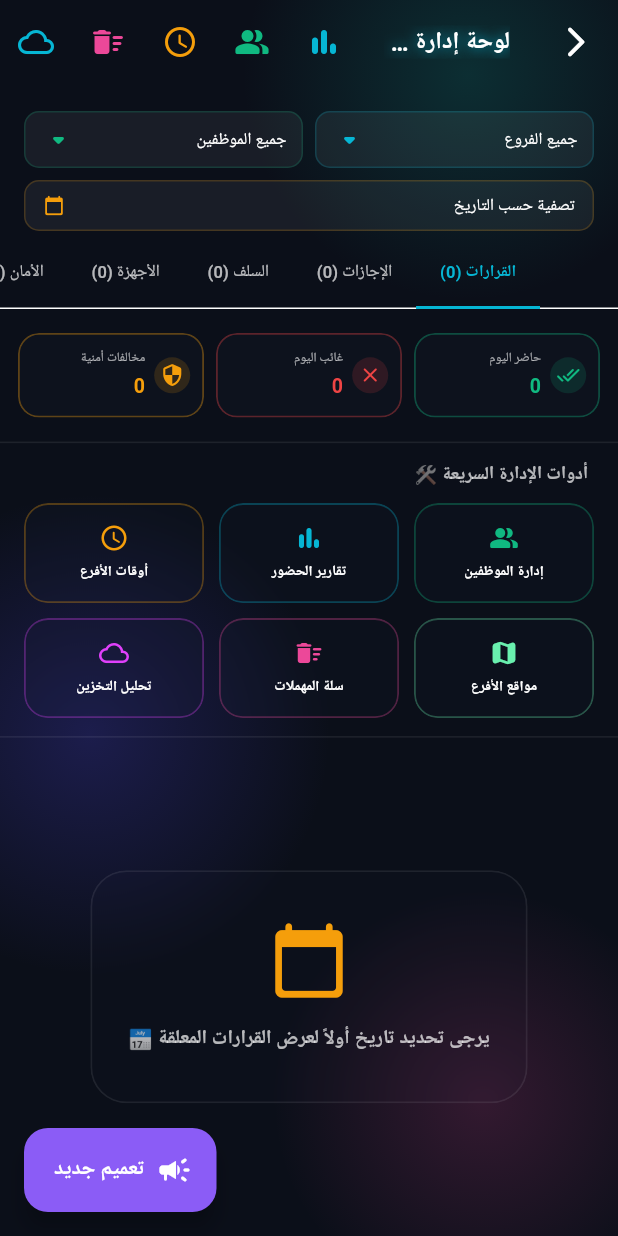
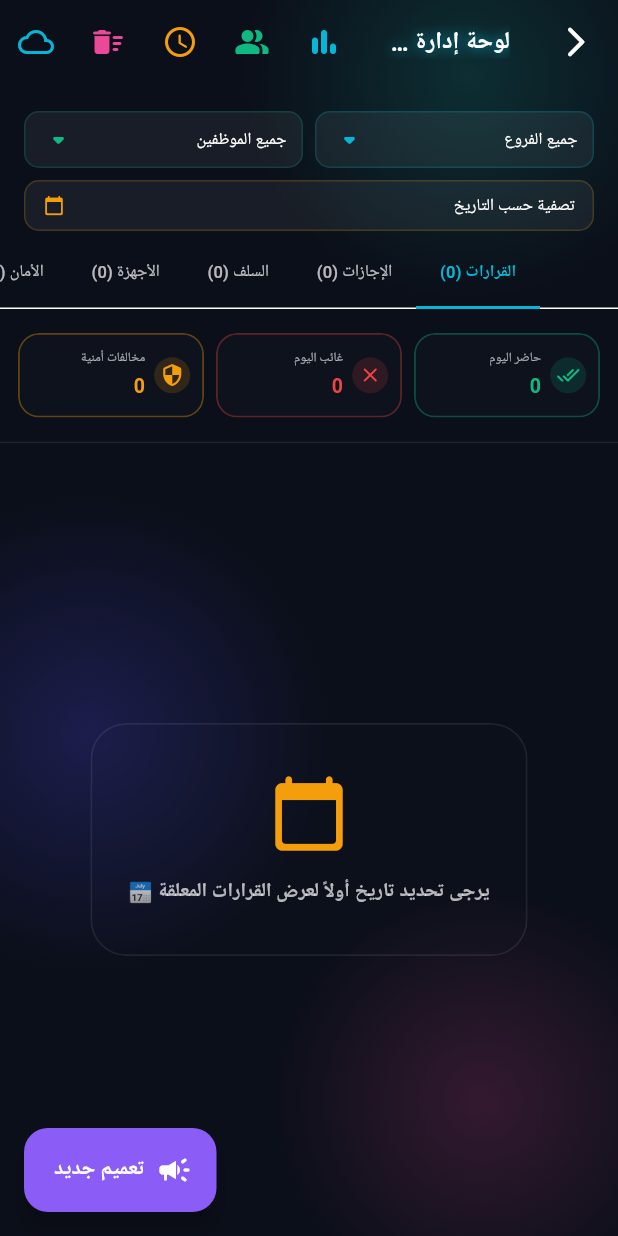
Before and after one commit to hussein1994ayad/HR.Batra, a Flutter app: the AdminDashboardScreen screen opened by its route, on a phone screen of 412 x 824 dp. Run offline on Flutter 3.47's test engine with Material 3 defaults, Android fonts, the phone set to English and light mode, and no system bars; our stand-ins replace audioplayers, device_info_plus, firebase_core, firebase_messaging, flutter_image_compress, flutter_local_notifications and 11 more; accounts and stored records are empty; Roboto replaces fonts that are missing (Cairo).

Commit message:
design: remove quick actions grid from admin dashboard

```diff
--- a/mobile/lib/presentation/employee/admin_dashboard_screen.dart
+++ b/mobile/lib/presentation/employee/admin_dashboard_screen.dart
@@ -907,10 +907,7 @@ class _AdminDashboardScreenState extends State<AdminDashboardScreen> with Single
                     // 1. الإحصائيات الأفقية السريعة
                     _buildHeaderStats(isDark),
 
-                    // 2. شبكة أدوات الإدارة السريعة
-                    _buildQuickActionsGrid(isDark),
-
-                    // 3. صفحات التبويبات الفعالة
+                    // 2. صفحات التبويبات الفعالة
                     Expanded(
                       child: TabBarView(
                         controller: _tabController,
@@ -930,115 +927,7 @@ class _AdminDashboardScreenState extends State<AdminDashboardScreen> with Single
     );
   }
 
-  // شبكة أدوات الإدارة السريعة بتصميم زجاجي متطور لسهولة الوصول
-  Widget _buildQuickActionsGrid(bool isDark) {
-    final actions = [
-      {
-        'title': 'إدارة الموظفين',
-        'icon': Icons.people_alt_rounded,
-        'color': AppTheme.successGreen,
-        'route': AppRoutes.adminEmployeeManagement,
-      },
-      {
-        'title': 'تقارير الحضور',
-        'icon': Icons.bar_chart_rounded,
-        'color': AppTheme.neonCyan,
-        'route': AppRoutes.adminAttendanceReport,
-      },
-      {
-        'title': 'أوقات الأفرع',
-        'icon': Icons.schedule_rounded,
-        'color': AppTheme.warningOrange,
-        'route': AppRoutes.adminBranchSchedule,
-      },
-      {
-        'title': 'مواقع الأفرع',
-        'icon': Icons.map_rounded,
-        'color': Colors.greenAccent,
-        'route': AppRoutes.adminBranchManagement,
-      },
-      {
-        'title': 'سلة المهملات',
-        'icon': Icons.delete_sweep_rounded,
-        'color': AppTheme.neonPink,
-        'route': AppRoutes.adminTrash,
-      },
-      {
-        'title': 'تحليل التخزين',
-        'icon': Icons.cloud_queue_rounded,
-        'color': Colors.purpleAccent,
-        'route': AppRoutes.adminStorage,
-      },
-    ];
-
-    return Container(
-      padding: const EdgeInsets.symmetric(horizontal: 16, vertical: 12),
-      decoration: BoxDecoration(
-        border: Border(bottom: BorderSide(color: Colors.white.withOpacity(0.08))),
-      ),
-      child: Column(
-        crossAxisAlignment: CrossAxisAlignment.start,
-        children: [
-          const Padding(
-            padding: EdgeInsets.only(bottom: 10, right: 4),
-            child: Text(
-              'أدوات الإدارة السريعة 🛠️',
-              style: TextStyle(
-                fontFamily: 'Cairo',
-                fontSize: 12,
-                fontWeight: FontWeight.bold,
-                color: Colors.white70,
-              ),
-            ),
-          ),
-          GridView.builder(
-            shrinkWrap: true,
-            physics: const NeverScrollableScrollPhysics(),
-            gridDelegate: const SliverGridDelegateWithFixedCrossAxisCount(
-              crossAxisCount: 3,
-              mainAxisSpacing: 10,
-              crossAxisSpacing: 10,
-              childAspectRatio: 1.8,
-            ),
-            itemCount: actions.length,
-            itemBuilder: (context, index) {
-              final act = actions[index];
-              final Color color = act['color'] as Color;
-              return InkWell(
-                onTap: () => context.push(act['route'] as String),
-                borderRadius: BorderRadius.circular(16),
-                child: GlassContainer(
-                  padding: const EdgeInsets.symmetric(horizontal: 6, vertical: 8),
-                  borderRadius: 16,
-                  opacity: 0.08,
-                  borderColor: color.withOpacity(0.3),
-                  child: Column(
-                    mainAxisAlignment: MainAxisAlignment.center,
-                    children: [
-                      Icon(act['icon'] as IconData, color: color, size: 20),
-                      const SizedBox(height: 6),
-                      Text(
-                        act['title'] as String,
-                        textAlign: TextAlign.center,
-                        maxLines: 1,
-                        overflow: TextOverflow.ellipsis,
-                        style: const TextStyle(
-                          fontFamily: 'Cairo',
-                          fontSize: 9.5,
-                          fontWeight: FontWeight.bold,
-                          color: Colors.white,
-                        ),
-                      ),
-                    ],
-                  ),
-                ),
-              );
-            },
-          ),
-        ],
-      ),
-    );
-  }
+
 
   // قسم الإحصائيات الأفقية بنمط زجاجي متطور
   Widget _buildHeaderStats(bool isDark) {
```
